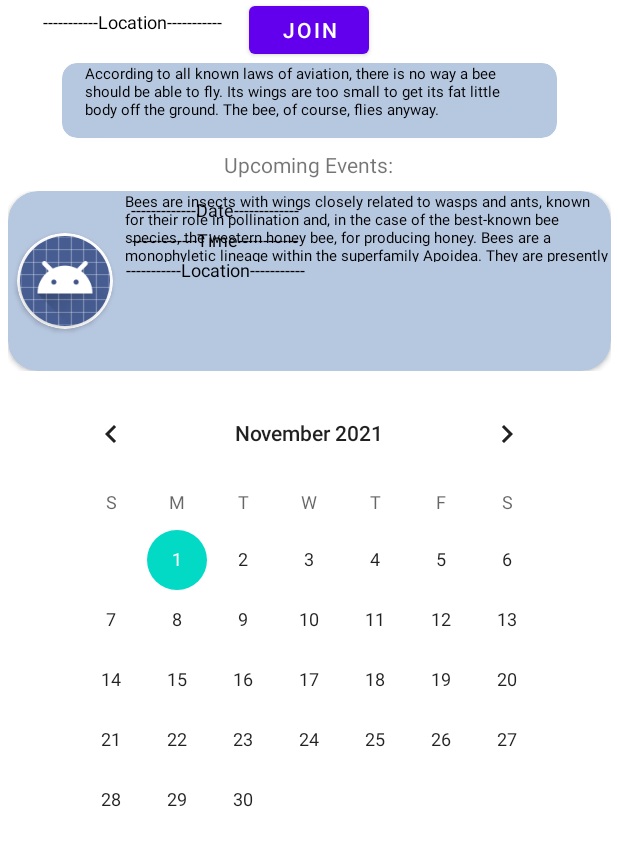
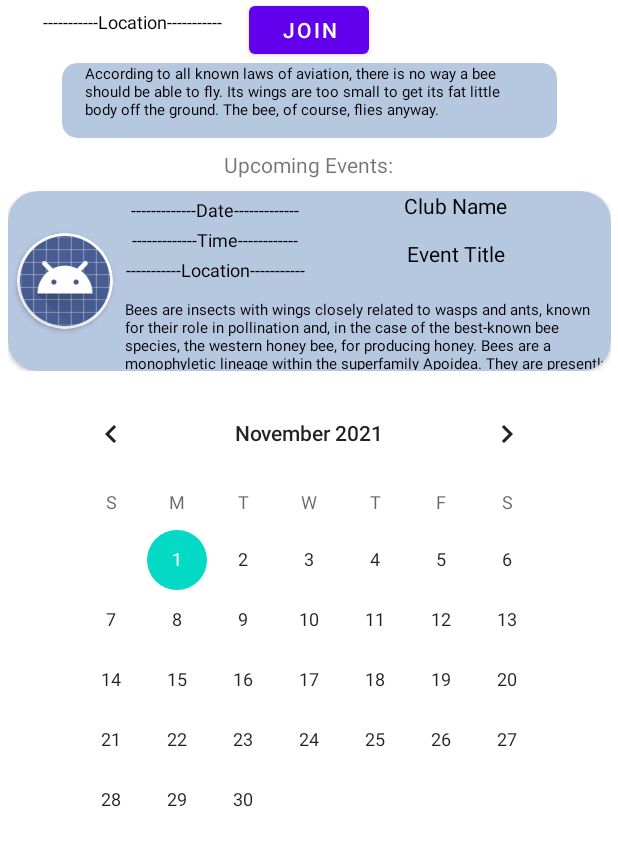
Before and after one commit to Jaspann/Eventified, an Android app: the fragment ClubFragment shown on its own in the app's theme, on a phone screen of 412 x 824 dp, the part 201-1067 px from its top. Run offline under Robolectric (Android 15) with nearby library versions, the phone set to English and light mode, and no system bars.

Commit message:
Add event title to club card

```diff
--- a/app/src/main/res/layout/club_card.xml
+++ b/app/src/main/res/layout/club_card.xml
@@ -92,27 +92,37 @@
                 android:layout_width="324dp"
                 android:layout_height="47dp"
                 android:layout_marginStart="8dp"
+                android:layout_marginTop="72dp"
                 android:text="@string/example_description"
                 android:textColor="#000000"
                 android:textSize="10sp"
                 app:layout_constraintStart_toEndOf="@+id/cardView2"
-                tools:ignore="SmallSp"
-                tools:layout_editor_absoluteY="65dp" />
+                app:layout_constraintTop_toTopOf="parent"
+                tools:ignore="SmallSp" />
 
             <TextView
                 android:id="@+id/textView4"
-                android:layout_width="190dp"
-                android:layout_height="40dp"
-                android:layout_marginTop="8dp"
+                android:layout_width="191dp"
+                android:layout_height="32dp"
+                android:layout_marginEnd="8dp"
                 android:text="@string/club_name_placeholder"
                 android:textAlignment="center"
                 android:textColor="#000000"
                 android:textSize="14sp"
-                app:layout_constraintBottom_toTopOf="@+id/textView3"
-                app:layout_constraintEnd_toEndOf="@+id/textView3"
-                app:layout_constraintStart_toEndOf="@+id/textView2"
-                app:layout_constraintTop_toTopOf="parent"
-                app:layout_constraintVertical_bias="1.0" />
+                app:layout_constraintEnd_toEndOf="parent"
+                app:layout_constraintTop_toTopOf="parent" />
+
+            <TextView
+                android:id="@+id/textView5"
+                android:layout_width="191dp"
+                android:layout_height="32dp"
+                android:layout_marginEnd="8dp"
+                android:text="@string/event_title"
+                android:textAlignment="center"
+                android:textColor="#000000"
+                android:textSize="14sp"
+                app:layout_constraintEnd_toEndOf="parent"
+                app:layout_constraintTop_toBottomOf="@+id/textView4" />
         </androidx.constraintlayout.widget.ConstraintLayout>
     </androidx.cardview.widget.CardView>
 
--- a/app/src/main/res/values/strings.xml
+++ b/app/src/main/res/values/strings.xml
@@ -81,6 +81,7 @@
     <string name="placeholder_location">-----------Location-----------</string>
     <string name="example_description_2">According to all known laws of aviation, there is no way a bee should be able to fly. Its wings are too small to get its fat little body off the ground. The bee, of course, flies anyway.</string>
     <string name="join">Join</string>
+    <string name="event_title">Event Title</string>
 
 
 </resources>
```
